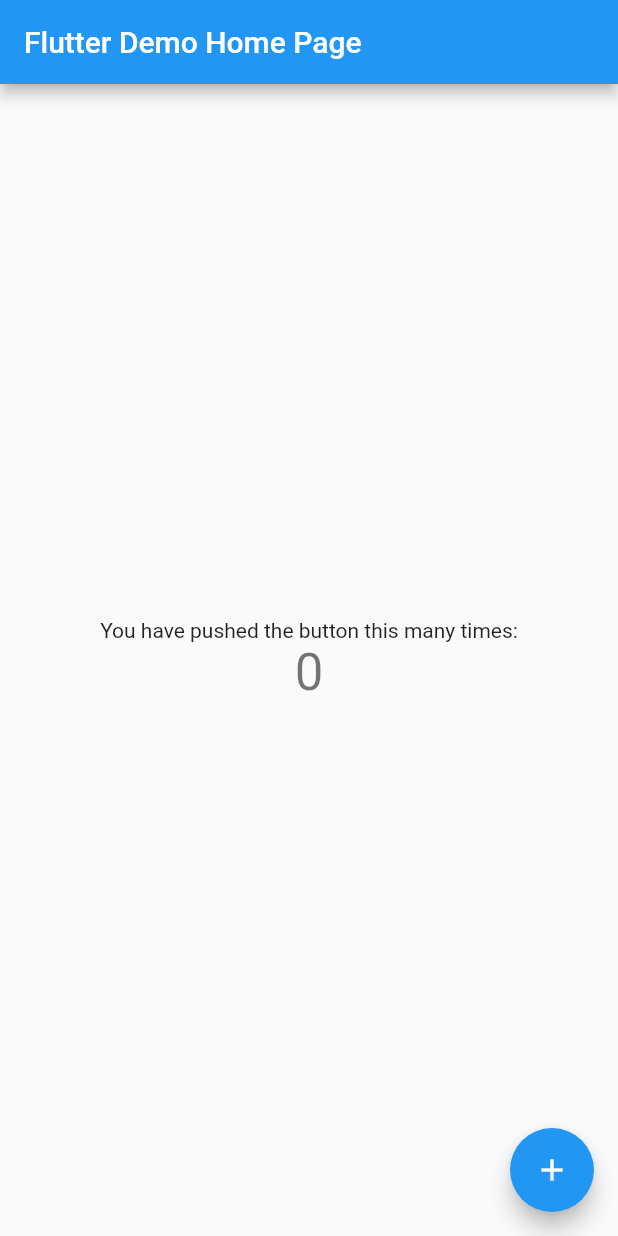
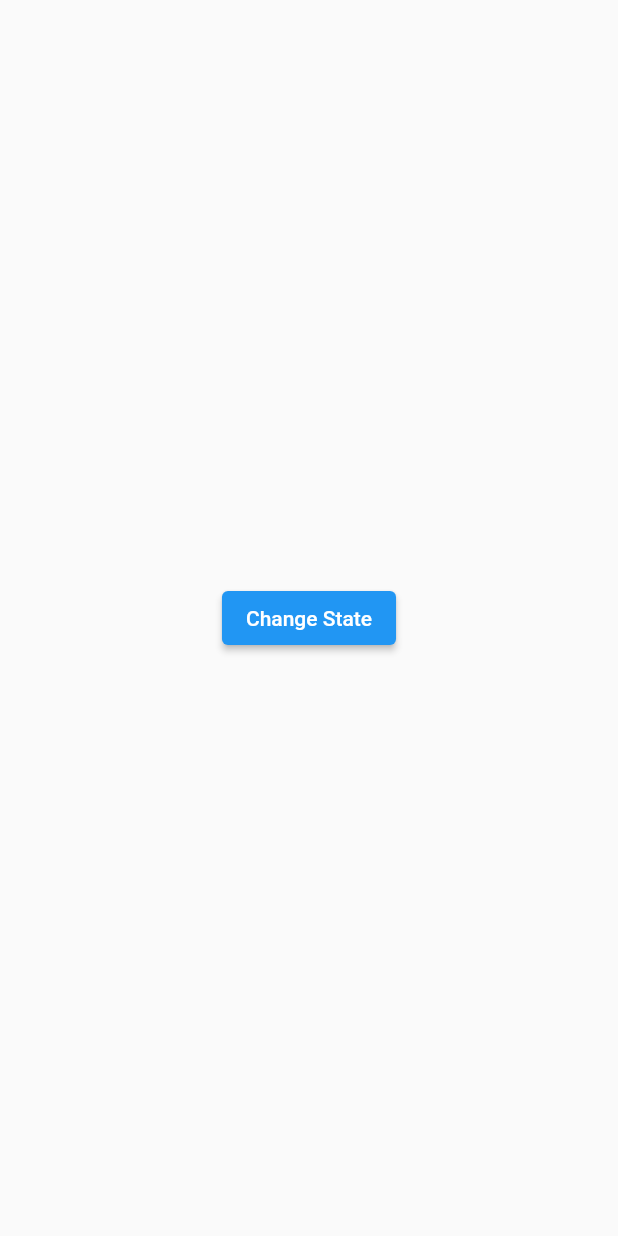
Before and after one commit to Ingrid614/movies_app, a Flutter app: the screen it shows after launch, on a phone screen of 412 x 824 dp. Run offline on Flutter 3.47's test engine with Material 2 defaults, Android fonts, the phone set to English and light mode, and no system bars; our stand-ins replace flutter_bloc.

Commit message:
added splash screen,bloc and hive

```diff
--- /dev/null
+++ b/lib/business/cubit/splash_cubit.dart
@@ -0,0 +1,10 @@
+import 'package:flutter_bloc/flutter_bloc.dart';
+
+class SplashCubit extends Cubit<bool> {
+  SplashCubit() : super(false);
+
+  Future<void> isLoggedIn() async {
+    // bool loggedIn = false;
+    emit(!state);
+  }
+}
--- a/lib/main.dart
+++ b/lib/main.dart
@@ -1,4 +1,7 @@
 import 'package:flutter/material.dart';
+import 'package:flutter_bloc/flutter_bloc.dart';
+import 'package:ludokin_agent/business/cubit/splash_cubit.dart';
+import 'package:ludokin_agent/ui/screens/splash_screen.dart';
 
 void main() {
   runApp(const MyApp());
@@ -7,109 +10,19 @@ void main() {
 class MyApp extends StatelessWidget {
   const MyApp({Key? key}) : super(key: key);
 
-  // This widget is the root of your application.
   @override
   Widget build(BuildContext context) {
     return MaterialApp(
-      title: 'Flutter Demo',
-      theme: ThemeData(
-        // This is the theme of your application.
-        //
-        // Try running your application with "flutter run". You'll see the
-        // application has a blue toolbar. Then, without quitting the app, try
-        // changing the primarySwatch below to Colors.green and then invoke
-        // "hot reload" (press "r" in the console where you ran "flutter run",
-        // or simply save your changes to "hot reload" in a Flutter IDE).
-        // Notice that the counter didn't reset back to zero; the application
-        // is not restarted.
-        primarySwatch: Colors.blue,
-      ),
-      home: const MyHomePage(title: 'Flutter Demo Home Page'),
-    );
+        title: 'Flutter Demo',
+        debugShowCheckedModeBanner: false,
+        theme: ThemeData(
+          primarySwatch: Colors.blue,
+        ),
+        home: MultiBlocProvider(
+          providers: [BlocProvider(create: (_) => SplashCubit()..isLoggedIn())],
+          child: const SplashScreen(),
+        )
+        // home: const SplashScreen(),
+        );
   }
 }
-
-class MyHomePage extends StatefulWidget {
-  const MyHomePage({Key? key, required this.title}) : super(key: key);
-
-  // This widget is the home page of your application. It is stateful, meaning
-  // that it has a State object (defined below) that contains fields that affect
-  // how it looks.
-
-  // This class is the configuration for the state. It holds the values (in this
-  // case the title) provided by the parent (in this case the App widget) and
-  // used by the build method of the State. Fields in a Widget subclass are
-  // always marked "final".
-
-  final String title;
-
-  @override
-  State<MyHomePage> createState() => _MyHomePageState();
-}
-
-class _MyHomePageState extends State<MyHomePage> {
-  int _counter = 0;
-
-  void _incrementCounter() {
-    setState(() {
-      // This call to setState tells the Flutter framework that something has
-      // changed in this State, which causes it to rerun the build method below
-      // so that the display can reflect the updated values. If we changed
-      // _counter without calling setState(), then the build method would not be
-      // called again, and so nothing would appear to happen.
-      _counter++;
-    });
-  }
-
-  @override
-  Widget build(BuildContext context) {
-    // This method is rerun every time setState is called, for instance as done
-    // by the _incrementCounter method above.
-    //
-    // The Flutter framework has been optimized to make rerunning build methods
-    // fast, so that you can just rebuild anything that needs updating rather
-    // than having to individually change instances of widgets.
-    return Scaffold(
-      appBar: AppBar(
-        // Here we take the value from the MyHomePage object that was created by
-        // the App.build method, and use it to set our appbar title.
-        title: Text(widget.title),
-      ),
-      body: Center(
-        // Center is a layout widget. It takes a single child and positions it
-        // in the middle of the parent.
-        child: Column(
-          // Column is also a layout widget. It takes a list of children and
-          // arranges them vertically. By default, it sizes itself to fit its
-          // children horizontally, and tries to be as tall as its parent.
-          //
-          // Invoke "debug painting" (press "p" in the console, choose the
-          // "Toggle Debug Paint" action from the Flutter Inspector in Android
-          // Studio, or the "Toggle Debug Paint" command in Visual Studio Code)
-          // to see the wireframe for each widget.
-          //
-          // Column has various properties to control how it sizes itself and
-          // how it positions its children. Here we use mainAxisAlignment to
-          // center the children vertically; the main axis here is the vertical
-          // axis because Columns are vertical (the cross axis would be
-          // horizontal).
-          mainAxisAlignment: MainAxisAlignment.center,
-          children: <Widget>[
-            const Text(
-              'You have pushed the button this many times:',
-            ),
-            Text(
-              '$_counter',
-              style: Theme.of(context).textTheme.headline4,
-            ),
-          ],
-        ),
-      ),
-      floatingActionButton: FloatingActionButton(
-        onPressed: _incrementCounter,
-        tooltip: 'Increment',
-        child: const Icon(Icons.add),
-      ), // This trailing comma makes auto-formatting nicer for build methods.
-    );
-  }
-}
--- /dev/null
+++ b/lib/ui/screens/splash_screen.dart
@@ -0,0 +1,33 @@
+import 'package:flutter/material.dart';
+import 'package:flutter_bloc/flutter_bloc.dart';
+import 'package:ludokin_agent/business/cubit/splash_cubit.dart';
+
+class SplashScreen extends StatelessWidget {
+  const SplashScreen({Key? key}) : super(key: key);
+
+  @override
+  Widget build(BuildContext context) {
+    return Scaffold(
+      body: Padding(
+        padding: const EdgeInsets.all(8.0),
+        child: SafeArea(
+          child: BlocListener<SplashCubit, bool>(
+              listener: (BuildContext ctx, bool loggedIn) {
+                if (loggedIn) {
+                  print("logged in");
+                } else {
+                  print("not logged in");
+                }
+              },
+              child: Center(
+                child: ElevatedButton(
+                    onPressed: () {
+                      context.read<SplashCubit>().isLoggedIn();
+                    },
+                    child: const Text("Change State")),
+              )),
+        ),
+      ),
+    );
+  }
+}
--- a/pubspec.yaml
+++ b/pubspec.yaml
@@ -34,6 +34,8 @@ dependencies:
   # The following adds the Cupertino Icons font to your application.
   # Use with the CupertinoIcons class for iOS style icons.
   cupertino_icons: ^1.0.2
+  hive: ^2.2.3
+  flutter_bloc: ^8.0.0
 
 dev_dependencies:
   flutter_test:
```
Also changed, not shown: pubspec.lock.
